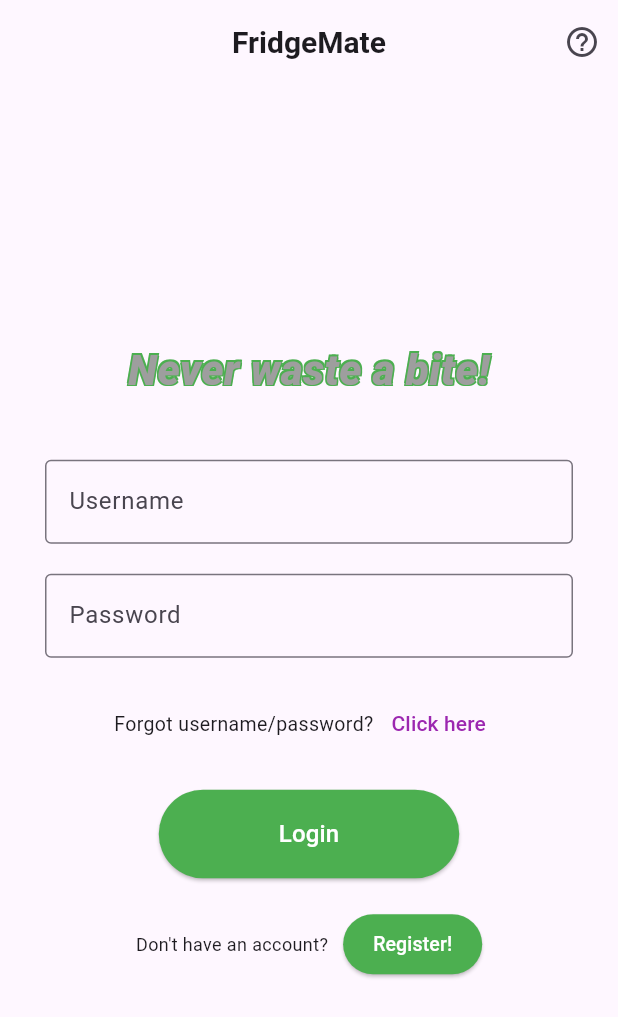
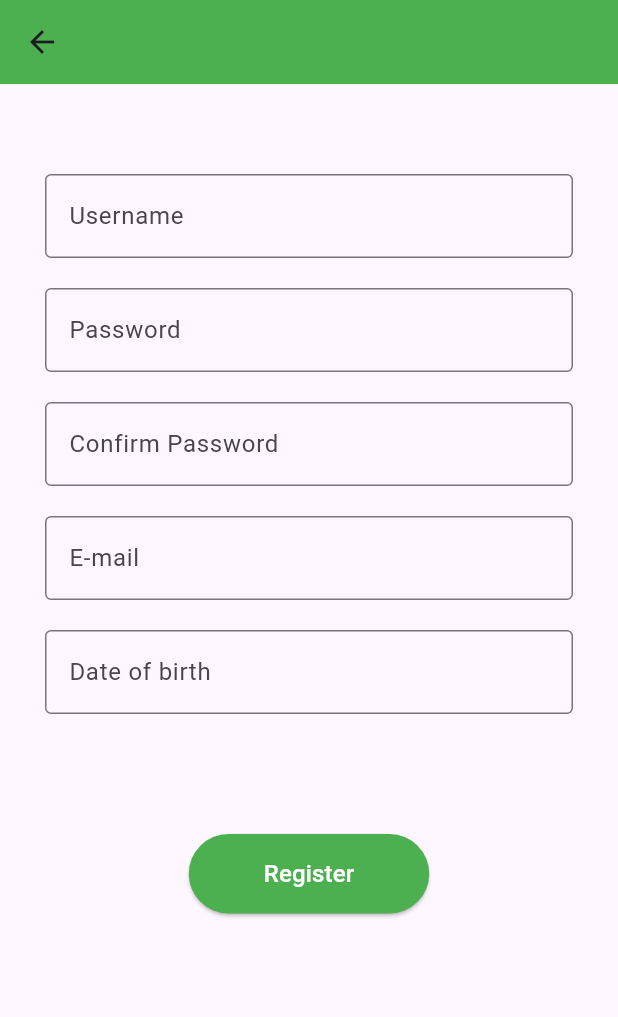
Before and after one commit to ntua-el20123/fridge_mate_app, a Flutter app: the screen it shows after launch, after a tap on "Register!", on a phone screen of 412 x 824 dp. Shown: the top 1017 px of the screen. Run offline on Flutter 3.47's test engine with Material 3 defaults, Android fonts, the light colour scheme and no system bars.

Commit message:
modified:   lib/main.dart 	new file:   lib/pages/register_page.dart

```diff
--- a/lib/main.dart
+++ b/lib/main.dart
@@ -1,4 +1,5 @@
 import 'package:flutter/material.dart';
+import 'package:fridge_mate_app/pages/register_page.dart';
 
 void main() {
   runApp(const FridgeMateApp());
@@ -40,11 +41,6 @@
 class LoginScreen extends StatelessWidget {
   const LoginScreen({super.key});
 
-  // Separate out the actions for easier testing and readability.
-  void _onHelpPressed() {
-    // Handle help action here
-  }
-
   void _onForgotCredentialsPressed() {
     // Handle 'forgot username/password' action here
   }
@@ -53,8 +49,14 @@
     // Handle login action here
   }
 
-  void _onRegisterPressed() {
-    // Handle register action here
+  // Pass in BuildContext so we can push a new route.
+  void _onRegisterPressed(BuildContext context) {
+    Navigator.push(
+      context,
+      MaterialPageRoute(
+        builder: (_) => const RegisterScreen(),
+      ),
+    );
   }
 
   @override
@@ -63,15 +65,10 @@
       appBar: AppBar(
         title: const Text(
           'FridgeMate',
-          style: TextStyle(fontWeight: FontWeight.bold, fontSize: 20),
+          style: TextStyle(
+              fontWeight: FontWeight.bold, fontSize: 20, color: Colors.white),
         ),
-        centerTitle: true,
-        actions: [
-          IconButton(
-            onPressed: _onHelpPressed,
-            icon: const Icon(Icons.help_outline),
-          ),
-        ],
+        backgroundColor: Colors.green,
       ),
       body: Padding(
         padding: const EdgeInsets.symmetric(horizontal: 30.0),
@@ -87,7 +84,7 @@
                   fontSize: 28,
                   fontWeight: FontWeight.w800, // Extra bold
                   fontStyle: FontStyle.italic, // Italic
-                  color: Colors.grey, // Gray interior
+                  color: Color.fromARGB(255, 183, 183, 183), // Gray interior
                   shadows: [
                     // Green outline effect using multiple shadows
                     Shadow(
@@ -154,7 +151,7 @@
                 style: TextStyle(fontSize: 16, color: Colors.white),
               ),
             ),
-            const SizedBox(height: 20),
+            const SizedBox(height: 100),
             Center(
               child: Row(
                 mainAxisAlignment: MainAxisAlignment.center,
@@ -166,7 +163,7 @@
                     style: ElevatedButton.styleFrom(
                       padding: const EdgeInsets.symmetric(horizontal: 20),
                     ),
-                    onPressed: _onRegisterPressed,
+                    onPressed: () => _onRegisterPressed(context),
                     child: const Text(
                       'Register!',
                       style: TextStyle(fontSize: 13, color: Colors.white),
--- /dev/null
+++ b/lib/pages/register_page.dart
@@ -0,0 +1,87 @@
+import 'package:flutter/material.dart';
+
+class RegisterScreen extends StatelessWidget {
+  const RegisterScreen({super.key});
+
+  // Separate the registration logic into its own method.
+  void _onRegister() {
+    // Handle register logic here (e.g., form validation, API call, etc.)
+    // For example:
+    // Navigator.pop(context); // If you want to return after successful registration
+  }
+
+  @override
+  Widget build(BuildContext context) {
+    return Scaffold(
+      appBar: AppBar(
+        backgroundColor: Colors.green,
+      ),
+      // Use SingleChildScrollView to avoid overflow issues on smaller screens.
+      body: SingleChildScrollView(
+        padding: const EdgeInsets.symmetric(horizontal: 30.0),
+        child: Column(
+          // If you want the fields centered vertically, wrap in SizedBox and use
+          // a vertical spacing. Otherwise, remove mainAxisAlignment if you want
+          // to align everything from the top down.
+          mainAxisAlignment: MainAxisAlignment.center,
+          children: [
+            const SizedBox(height: 60),
+            const TextField(
+              decoration: InputDecoration(
+                labelText: 'Username',
+                border: OutlineInputBorder(),
+              ),
+            ),
+            const SizedBox(height: 20),
+            const TextField(
+              obscureText: true,
+              decoration: InputDecoration(
+                labelText: 'Password',
+                border: OutlineInputBorder(),
+              ),
+            ),
+            const SizedBox(height: 20),
+            const TextField(
+              obscureText: true,
+              decoration: InputDecoration(
+                labelText: 'Confirm Password',
+                border: OutlineInputBorder(),
+              ),
+            ),
+            const SizedBox(height: 20),
+            const TextField(
+              decoration: InputDecoration(
+                labelText: 'E-mail',
+                border: OutlineInputBorder(),
+              ),
+            ),
+            const SizedBox(height: 20),
+            const TextField(
+              decoration: InputDecoration(
+                labelText: 'Date of birth',
+                border: OutlineInputBorder(),
+              ),
+            ),
+            const SizedBox(height: 80),
+            ElevatedButton(
+              onPressed: _onRegister,
+              style: ElevatedButton.styleFrom(
+                backgroundColor: Colors.green,
+                padding:
+                    const EdgeInsets.symmetric(vertical: 15, horizontal: 50),
+                shape: RoundedRectangleBorder(
+                  borderRadius: BorderRadius.circular(30),
+                ),
+              ),
+              child: const Text(
+                'Register',
+                style: TextStyle(fontSize: 16, color: Colors.white),
+              ),
+            ),
+            const SizedBox(height: 40),
+          ],
+        ),
+      ),
+    );
+  }
+}
```
